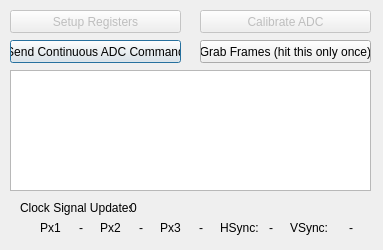
Old version of the form FG_Controls.ui in the repository acorver/SpikeGL.
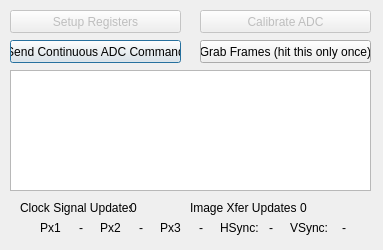
New version of the form.

Commit message: added image xfer update ctr to FG controls

```diff
--- a/FG_Controls.ui
+++ b/FG_Controls.ui
@@ -227,7 +227,7 @@
   <widget class="QLabel" name="vsyncLbl">
    <property name="geometry">
     <rect>
-     <x>340</x>
+     <x>333</x>
      <y>220</y>
      <width>22</width>
      <height>16</height>
@@ -271,12 +271,44 @@
     <rect>
      <x>130</x>
      <y>200</y>
-     <width>171</width>
+     <width>51</width>
      <height>16</height>
     </rect>
    </property>
    <property name="text">
     <string>0</string>
+   </property>
+   <property name="scaledContents">
+    <bool>false</bool>
+   </property>
+  </widget>
+  <widget class="QLabel" name="clkSignalsLbl_2">
+   <property name="geometry">
+    <rect>
+     <x>190</x>
+     <y>200</y>
+     <width>107</width>
+     <height>16</height>
+    </rect>
+   </property>
+   <property name="text">
+    <string>Image Xfer Updates:</string>
+   </property>
+  </widget>
+  <widget class="QLabel" name="imgXferCtLbl">
+   <property name="geometry">
+    <rect>
+     <x>300</x>
+     <y>200</y>
+     <width>51</width>
+     <height>16</height>
+    </rect>
+   </property>
+   <property name="text">
+    <string>0</string>
+   </property>
+   <property name="scaledContents">
+    <bool>false</bool>
    </property>
   </widget>
  </widget>
```
The commit also changes 3 other files.
